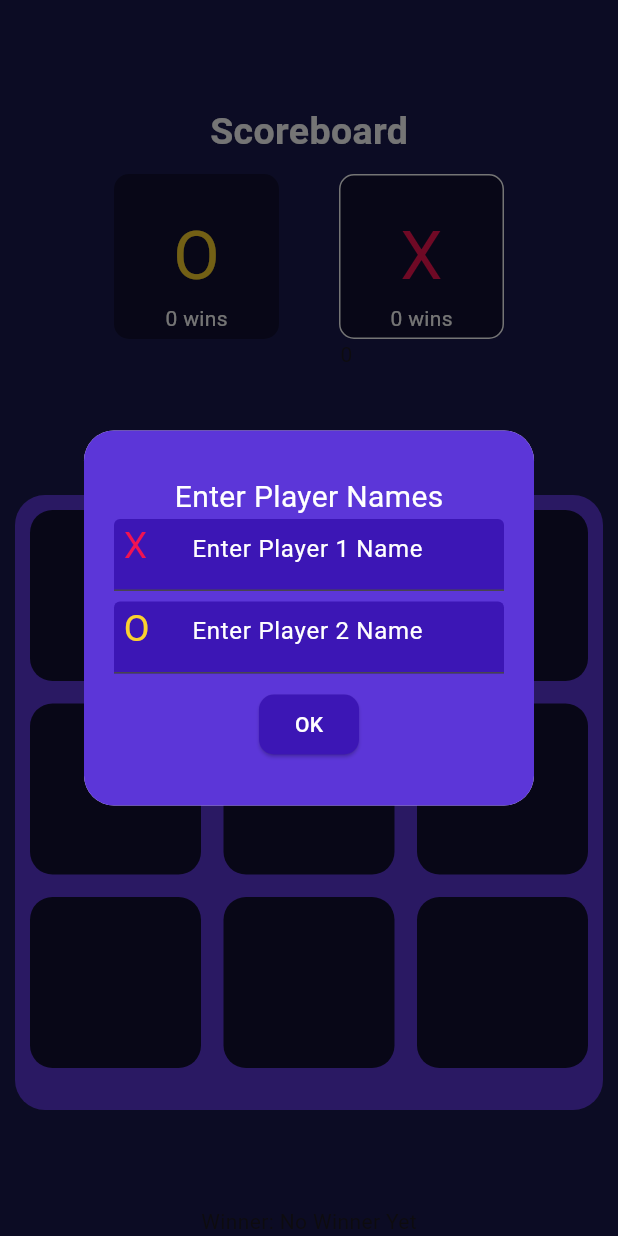
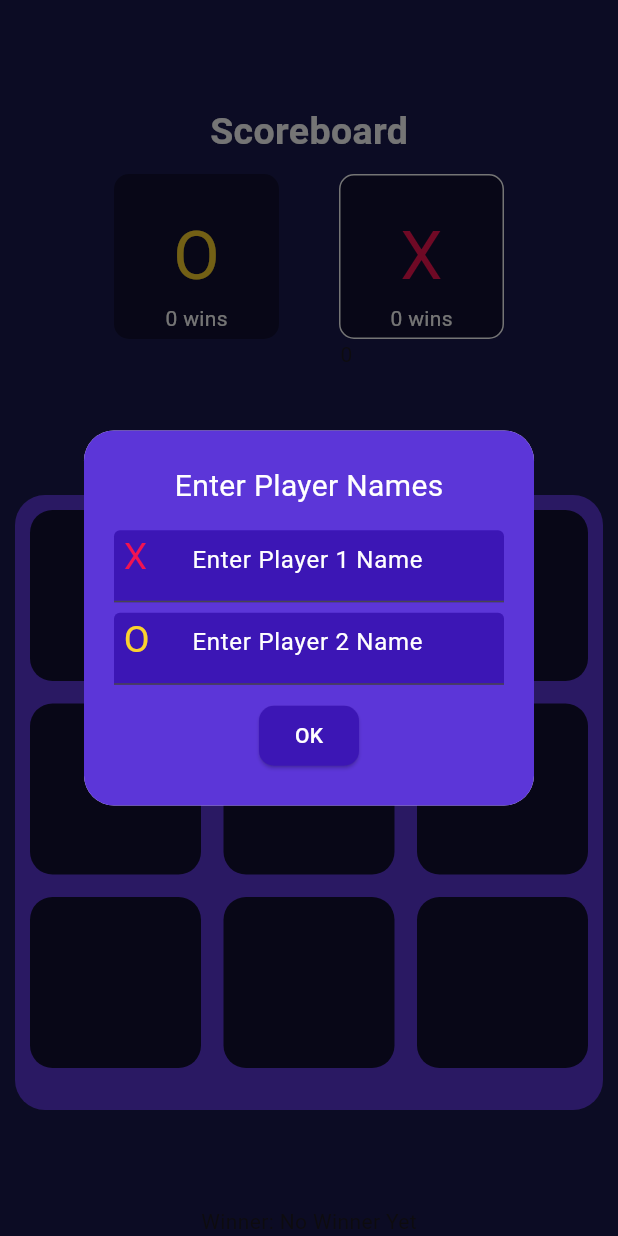
Before and after one commit to 3SyedShayan/Tic-Tac-Toe, a Flutter app: the screen it shows after launch, on a phone screen of 412 x 824 dp. Run offline on Flutter 3.47's test engine with Material 3 defaults, Android fonts, the phone set to English and light mode, and no system bars; our stand-ins replace flutter_riverpod, google_fonts.

Commit message:
Improved Boxes

```diff
--- a/lib/widgets/name_dialog.dart
+++ b/lib/widgets/name_dialog.dart
@@ -22,12 +22,14 @@ class NameDialog extends ConsumerWidget {
           borderRadius: BorderRadius.circular(20),
         ),
         child: Column(
+          mainAxisSize: MainAxisSize.min,
           mainAxisAlignment: MainAxisAlignment.center,
           children: [
             Text(
               "Enter Player Names",
               style: TextStyle(color: Colors.white, fontSize: 20),
             ),
+            SizedBox(height: 15),
             TextField(
               style: TextStyle(color: Colors.white),
               controller: player1Controller,
```
